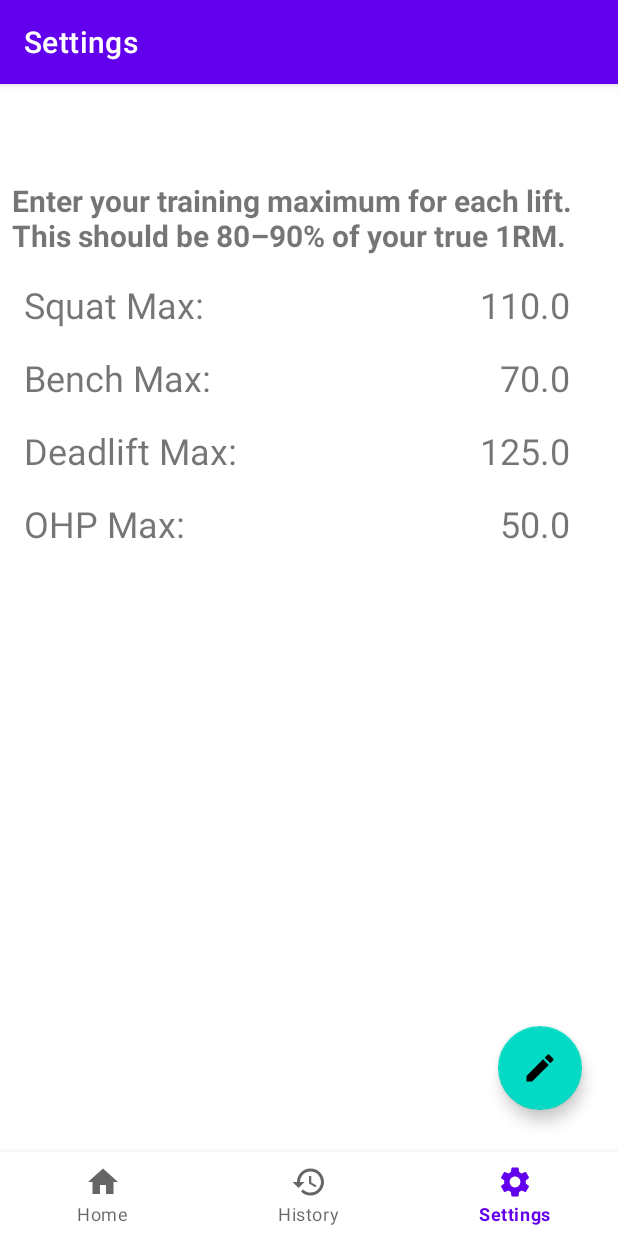
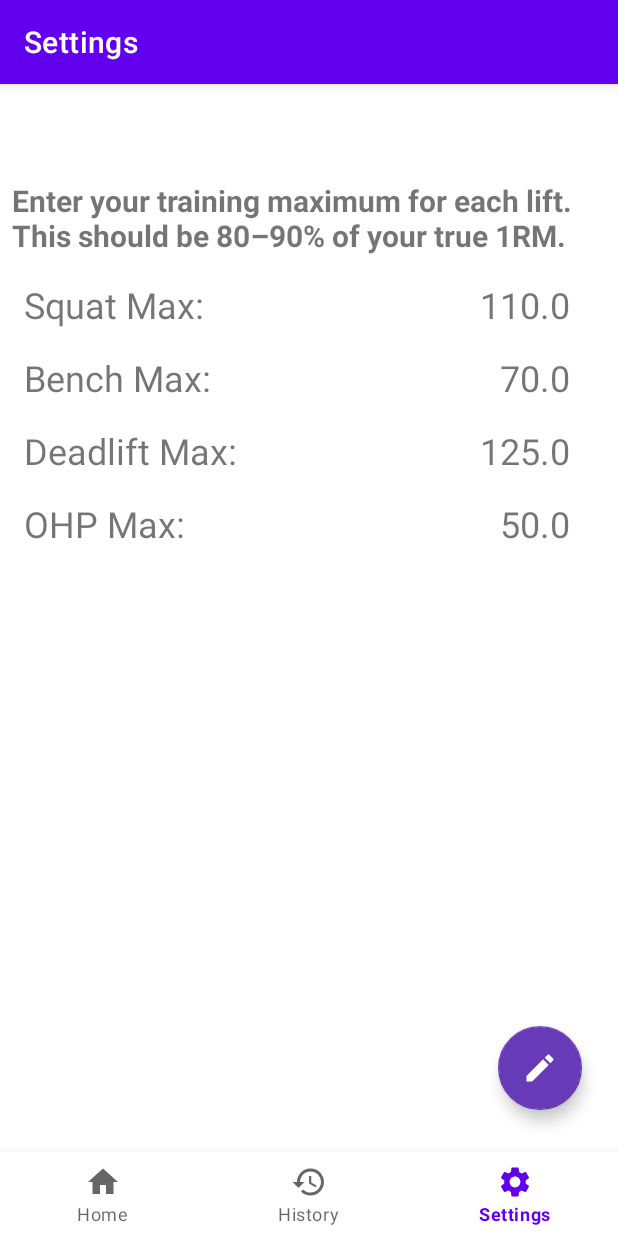
Before and after one commit to tanzian97/gym-app, an Android app: the SettingsFragment screen opened through its navigation route, on a phone screen of 412 x 824 dp. Run offline under Robolectric (Android 15) with nearby library versions, the phone set to English and light mode, and no system bars; our stand-ins replace navigation-ui.

Commit message:
Make FAB purple

```diff
--- a/app/src/main/res/layout/fragment_settings.xml
+++ b/app/src/main/res/layout/fragment_settings.xml
@@ -116,6 +116,8 @@
         android:layout_marginBottom="84dp"
         android:contentDescription="@string/edit_floating_action_button"
         android:src="@drawable/baseline_edit_24"
+        app:tint="@color/white"
+        app:backgroundTint="#673AB7"
         app:elevation="6dp"
         app:layout_constraintBottom_toBottomOf="parent"
         app:layout_constraintEnd_toEndOf="parent" />
```
